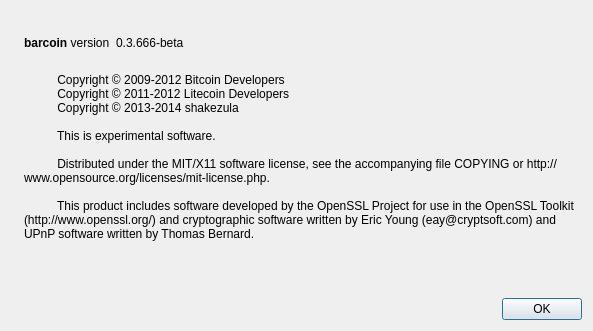
Qt form src/qt/forms/aboutdialog.ui (DigitalCurrencyProgramming/VanCoin) before a commit.
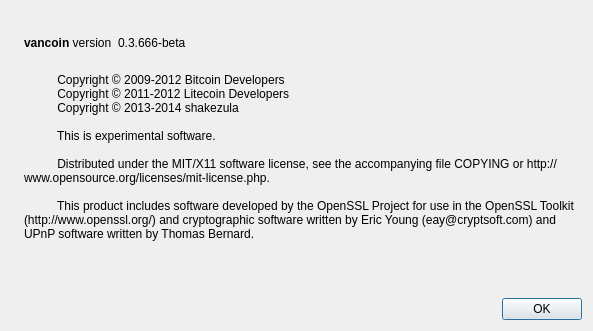
The same form after that commit. Icons and pictures are not drawn.

Diff of the .ui file:
```diff
--- a/src/qt/forms/aboutdialog.ui
+++ b/src/qt/forms/aboutdialog.ui
@@ -50,7 +50,7 @@
           <cursorShape>IBeamCursor</cursorShape>
          </property>
          <property name="text">
-          <string>&lt;b&gt;barcoin&lt;/b&gt; version</string>
+          <string>&lt;b&gt;vancoin&lt;/b&gt; version</string>
          </property>
          <property name="textInteractionFlags">
           <set>Qt::LinksAccessibleByMouse|Qt::TextSelectableByKeyboard|Qt::TextSelectableByMouse</set>
```
Left out of the diff: 2 changed lines with no effect on the pictures.
